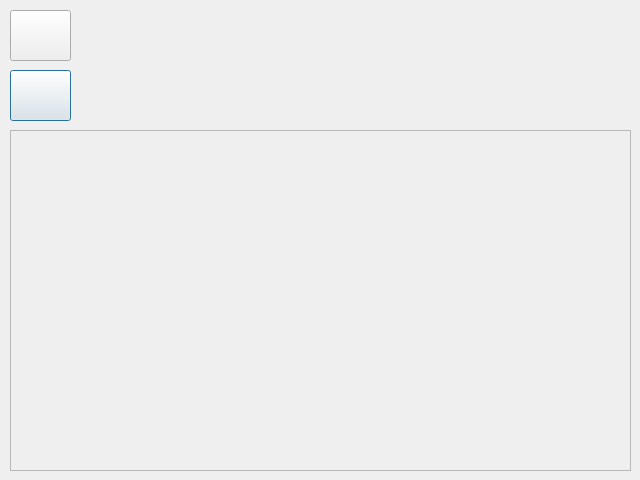
This is UI/smrr_ui/src/ui/screen_greet.ui in ENTC-FYP-19-G08/ismrr as Qt 5 draws it before an edit. The edited form follows.
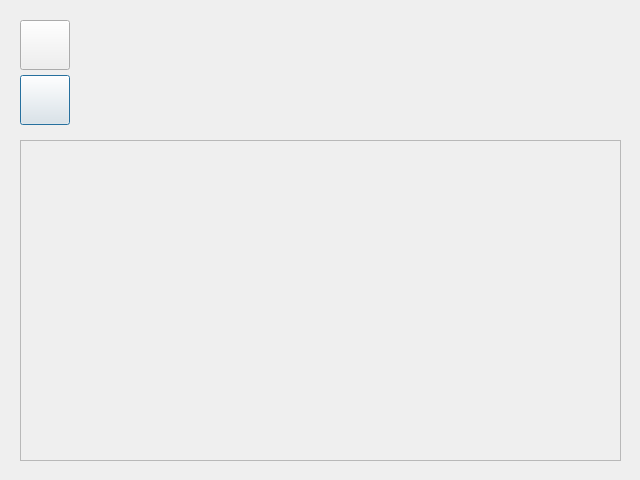
This is the edited form. Icons and pictures are not drawn.

```diff
--- a/UI/smrr_ui/src/ui/screen_greet.ui
+++ b/UI/smrr_ui/src/ui/screen_greet.ui
@@ -19,10 +19,10 @@
   <widget class="QPushButton" name="btnBack">
    <property name="geometry">
     <rect>
-     <x>10</x>
-     <y>10</y>
-     <width>61</width>
-     <height>51</height>
+     <x>20</x>
+     <y>20</y>
+     <width>50</width>
+     <height>50</height>
     </rect>
    </property>
    <property name="autoFillBackground">
@@ -47,10 +47,10 @@
   <widget class="QScrollArea" name="scrollArea">
    <property name="geometry">
     <rect>
-     <x>10</x>
-     <y>130</y>
-     <width>621</width>
-     <height>341</height>
+     <x>20</x>
+     <y>140</y>
+     <width>601</width>
+     <height>321</height>
     </rect>
    </property>
    <property name="widgetResizable">
@@ -61,8 +61,8 @@
      <rect>
       <x>0</x>
       <y>0</y>
-      <width>619</width>
-      <height>339</height>
+      <width>599</width>
+      <height>319</height>
      </rect>
     </property>
     <layout class="QVBoxLayout" name="scrollLayout">
@@ -96,10 +96,10 @@
   <widget class="QPushButton" name="btnHome">
    <property name="geometry">
     <rect>
-     <x>10</x>
-     <y>70</y>
-     <width>61</width>
-     <height>51</height>
+     <x>20</x>
+     <y>75</y>
+     <width>50</width>
+     <height>50</height>
     </rect>
    </property>
    <property name="autoFillBackground">
```
